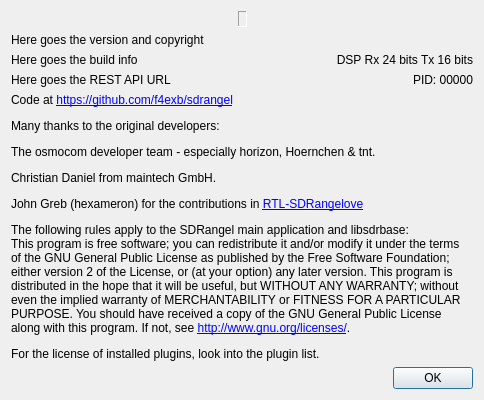
Before: the Qt Designer form sdrgui/gui/aboutdialog.ui in f4exb/sdrangel, drawn with Qt 5.
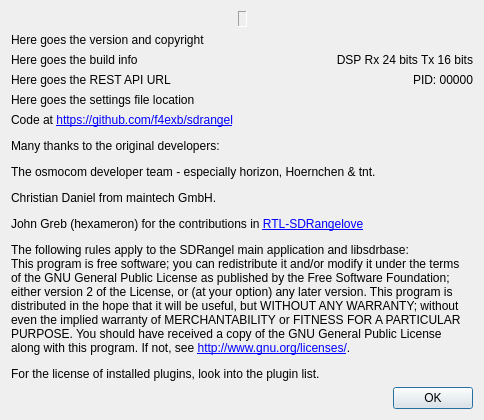
After: the same form once the commit is applied. Icons and pictures are not drawn.

Commit message: Make the settings location appear in the log and in the about panel of the GUI also

```diff
--- a/sdrgui/gui/aboutdialog.ui
+++ b/sdrgui/gui/aboutdialog.ui
@@ -136,6 +136,17 @@
      </item>
     </layout>
    </item>
+   <item>
+    <layout class="QHBoxLayout" name="horizontalLayout_2">
+     <item>
+      <widget class="QLabel" name="settingsFile">
+       <property name="text">
+        <string>Here goes the settings file location</string>
+       </property>
+      </widget>
+     </item>
+    </layout>
+   </item>
    <item>
     <widget class="QLabel" name="info">
      <property name="text">
```
Left out of the diff: 33 changed lines with no effect on the pictures. The commit also changes 6 other files.
